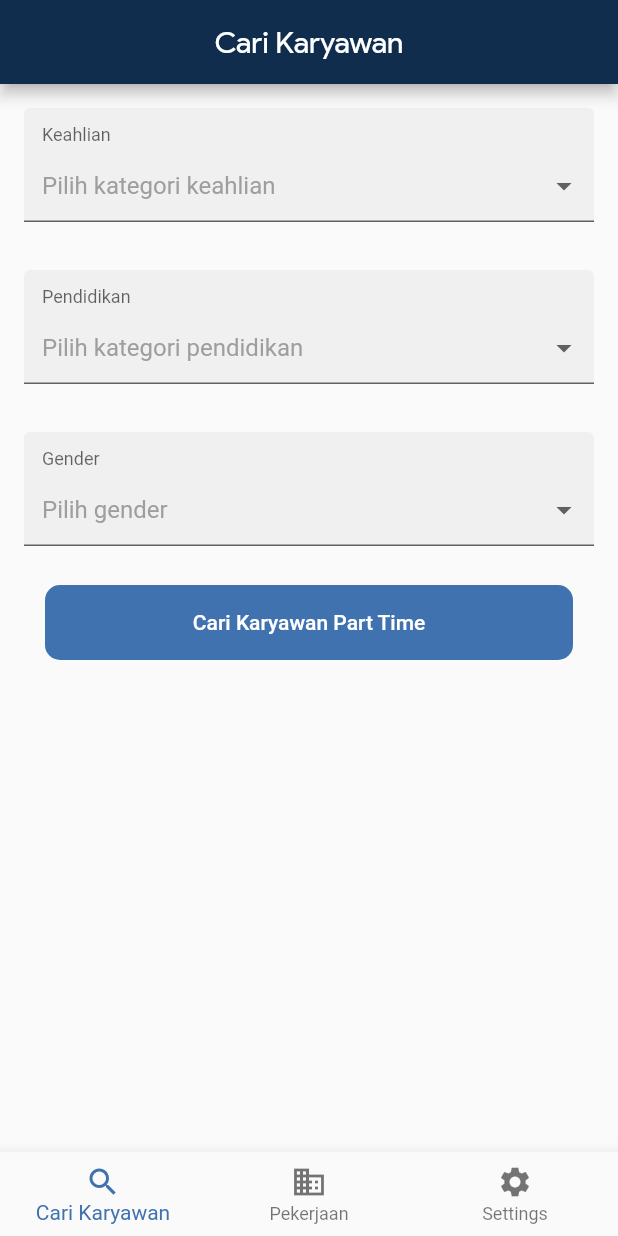
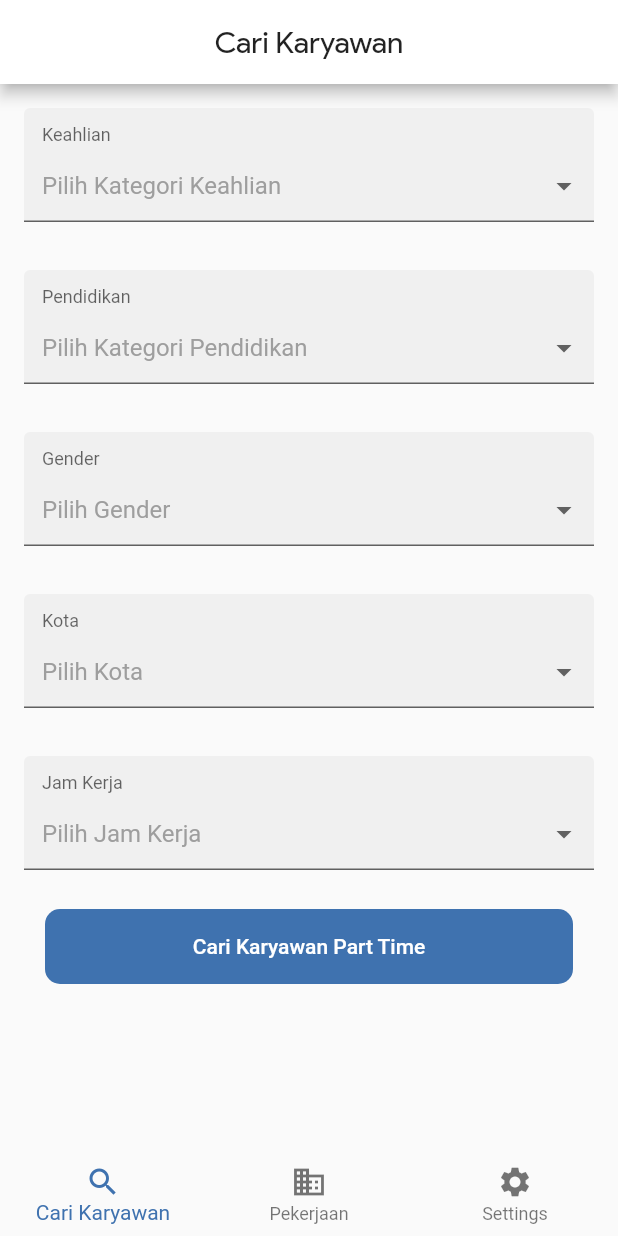
Before and after one commit to nurrehmet/Haver-Jobs, a Flutter app: the EmployeeSeekerScreen screen opened directly, on a phone screen of 412 x 824 dp. Run offline on Flutter 3.47's test engine with Material 2 defaults, Android fonts, the phone set to English and light mode, and no system bars; drawn by our look-alikes of dropdown_formfield; our stand-ins replace chips_choice, cloud_firestore, firebase_auth, fluttertoast, geolocator, google_maps_flutter and 3 more; missing offline and left inert: geoflutterfire, place_picker, solid_bottom_sheet; accounts and stored records are empty.

Commit message:
Update Source List Data

```diff
--- a/lib/components/maps_view.dart
+++ b/lib/components/maps_view.dart
@@ -129,7 +129,7 @@ class MapsViewState extends State<MapsView> {
                           Slider(
                             min: 1,
                             max: 15,
-                            divisions: 4,
+                            divisions: 5,
                             value: _value,
                             label: _label,
                             activeColor: Hexcolor('#3f72af'),
--- a/lib/components/setting_screen.dart
+++ b/lib/components/setting_screen.dart
@@ -40,6 +40,7 @@ class _SettingScreenState extends State<SettingScreen> {
 
   profileBuilder(DocumentSnapshot snapshot) {
     return Scaffold(
+    backgroundColor: Colors.green,
     appBar: AppBar(
       automaticallyImplyLeading: false,
       title: Text('Settings',style: TextStyle(fontFamily: 'Product Sans')),
--- a/lib/main.dart
+++ b/lib/main.dart
@@ -43,7 +43,7 @@ class _MyAppState extends State<MyApp> {
       ],
       child: MaterialApp(
         theme: ThemeData(
-          primaryColor: Hexcolor('#112d4e'),
+          primaryColor: Colors.white,
         ),
         debugShowCheckedModeBanner: false,
         title: 'Haver Jobs',
--- /dev/null
+++ b/lib/models/list_data.dart
@@ -0,0 +1,150 @@
+class ListKeahlian {
+  List<Map<String, String>> keahlian;
+
+  getList() {
+    keahlian = [
+      {
+        "display": "Programmer",
+        "value": "Programmer",
+      },
+      {
+        "display": "Barista",
+        "value": "Barista",
+      },
+      {
+        "display": "Penulis Lepas",
+        "value": "Penulis Lepas",
+      },
+      {
+        "display": "Guru Les Privat",
+        "value": "Guru Les Privat",
+      },
+      {
+        "display": "Desainer Grafis",
+        "value": "Desainer Grafis",
+      },
+      {
+        "display": "Waiter",
+        "value": "Waiter",
+      },
+      {
+        "display": "Penyiar Radio",
+        "value": "Penyiar Radio",
+      },
+      {
+        "display": "Lainnya",
+        "value": "Lainnya",
+      },
+    ];
+    return keahlian;
+  }
+}
+
+class ListGender{
+  List<Map<String, String>> gender;
+  getList(){
+    gender = [
+    {
+      "display": "Laki-Laki",
+      "value": "Laki-Laki",
+    },
+    {
+      "display": "Perempuan",
+      "value": "Perempuan",
+    },
+  ];
+  return gender;
+  }
+}
+
+class ListPendidikan{
+  List<Map<String, String>> pendidikan;
+  getList(){
+    pendidikan = [
+    {
+      "display": "SMA",
+      "value": "SMA",
+    },
+    {
+      "display": "D3",
+      "value": "D3",
+    },
+    {
+      "display": "S1",
+      "value": "S1",
+    }
+  ];
+  return pendidikan;
+  }
+}
+
+class ListJamKerja{
+  List<Map<String, String>> jamKerja;
+  getList(){
+    jamKerja = [
+    {
+      "display": "08:00 - 12:00",
+      "value": "08:00 - 12:00",
+    },
+    {
+      "display": "12:00 - 18:00",
+      "value": "12:00 - 18:00",
+    },
+    {
+      "display": "18:00 - 00:00",
+      "value": "18:00 - 00:00",
+    }
+  ];
+  return jamKerja;
+  }
+}
+
+class ListKota{
+  List<Map<String, String>> kota;
+  getList(){
+    kota = [
+    {
+      "display": "Bandung",
+      "value": "Bandung",
+    },
+    {
+      "display": "Jakarta",
+      "value": "Jakarta",
+    },
+    {
+      "display": "Karawang",
+      "value": "Karawang",
+    }
+  ];
+  return kota;
+  }
+}
+
+class ListKategoriPerusahaan{
+  List<Map<String, String>> kategoriPerusahaan;
+  getList(){
+    kategoriPerusahaan = [
+    {
+      "display": "Teknologi Informasi",
+      "value": "Teknologi Informasi",
+    },
+    {
+      "display": "Layanan Jasa",
+      "value": "Layanan Jasa",
+    },
+    {
+      "display": "Otomotif",
+      "value": "Otomotif",
+    },
+    {
+      "display": "Makanan",
+      "value": "Makanan",
+    },
+    {
+      "display": "Lainnya",
+      "value": "Lainnya",
+    }
+  ];
+  return kategoriPerusahaan;
+  }
+}
--- a/lib/screens/employee_seeker_screen.dart
+++ b/lib/screens/employee_seeker_screen.dart
@@ -39,6 +39,7 @@ class _EmployeeSeekerScreenState extends State<EmployeeSeekerScreen> {
     return Scaffold(
       body: _widgetOptions.elementAt(_selectedIndex),
       bottomNavigationBar: BottomNavigationBar(
+        elevation: 0,
         items: const <BottomNavigationBarItem>[
           BottomNavigationBarItem(
             icon: Icon(Icons.search),
--- a/lib/screens/find_employee_screen.dart
+++ b/lib/screens/find_employee_screen.dart
@@ -4,6 +4,7 @@ import 'package:geolocator/geolocator.dart';
 import 'package:haverjob/components/maps_view.dart';
 import 'package:haverjob/components/widgets.dart';
 import 'package:dropdown_formfield/dropdown_formfield.dart';
+import 'package:haverjob/models/list_data.dart';
 import 'package:hexcolor/hexcolor.dart';
 import 'package:google_maps_flutter/google_maps_flutter.dart';
 
@@ -15,60 +16,9 @@ class FindEmployeeScreen extends StatefulWidget {
 }
 
 class _FindEmployeeScreenState extends State<FindEmployeeScreen> {
-  String _keahlian, _pendidikan, _gender;
+  String _keahlian, _pendidikan, _gender, _kota, _jamKerja;
   String _myActivityResult;
   double _lat,_long;
-  List _listKeahlian = [
-    {
-      "display": "Barista",
-      "value": "Barista",
-    },
-    {
-      "display": "Programmer",
-      "value": "Programmer",
-    },
-    {
-      "display": "Waiter",
-      "value": "Waiter",
-    },
-    {
-      "display": "Penyiar Radio",
-      "value": "Penyiar Radio",
-    },
-    {
-      "display": "Guru Les Privat",
-      "value": "Guru Les Privat",
-    },
-    {
-      "display": "Penulis Lepas",
-      "value": "Penulis Lepas",
-    },
-  ];
-  List _listPendidikan = [
-    {
-      "display": "SMA",
-      "value": "SMA",
-    },
-    {
-      "display": "D3",
-      "value": "D3",
-    },
-    {
-      "display": "S1",
-      "value": "S1",
-    }
-  ];
-  List _listGender = [
-    {
-      "display": "Laki-Laki",
-      "value": "Laki-Laki",
-    },
-    {
-      "display": "Perempuan",
-      "value": "Perempuan",
-    },
-  ];
-  List _listQuery = [];
   final formKey = new GlobalKey<FormState>();
 
   @override
@@ -112,7 +62,7 @@ class _FindEmployeeScreenState extends State<FindEmployeeScreen> {
                   padding: EdgeInsets.all(16),
                   child: DropDownFormField(
                     titleText: 'Keahlian',
-                    hintText: 'Pilih kategori keahlian',
+                    hintText: 'Pilih Kategori Keahlian',
                     value: _keahlian,
                     onSaved: (value) {
                       setState(() {
@@ -130,7 +80,7 @@ class _FindEmployeeScreenState extends State<FindEmployeeScreen> {
                         _keahlian = value;
                       });
                     },
-                    dataSource: _listKeahlian,
+                    dataSource: ListKeahlian().getList(),
                     textField: 'display',
                     valueField: 'value',
                   ),
@@ -140,7 +90,7 @@ class _FindEmployeeScreenState extends State<FindEmployeeScreen> {
                 padding: EdgeInsets.all(16),
                 child: DropDownFormField(
                   titleText: 'Pendidikan',
-                  hintText: 'Pilih kategori pendidikan',
+                  hintText: 'Pilih Kategori Pendidikan',
                   value: _pendidikan,
                   onSaved: (value) {
                     setState(() {
@@ -152,7 +102,7 @@ class _FindEmployeeScreenState extends State<FindEmployeeScreen> {
                       _pendidikan = value;
                     });
                   },
-                  dataSource: _listPendidikan,
+                  dataSource: ListPendidikan().getList(),
                   textField: 'display',
                   valueField: 'value',
                 ),
@@ -161,7 +111,7 @@ class _FindEmployeeScreenState extends State<FindEmployeeScreen> {
                 padding: EdgeInsets.all(16),
                 child: DropDownFormField(
                   titleText: 'Gender',
-                  hintText: 'Pilih gender',
+                  hintText: 'Pilih Gender',
                   value: _gender,
                   onSaved: (value) {
                     setState(() {
@@ -171,10 +121,51 @@ class _FindEmployeeScreenState extends State<FindEmployeeScreen> {
                   onChanged: (value) {
                     setState(() {
                       _gender = value;
-                      _listQuery = [_gender,_keahlian,_pendidikan];
                     });
                   },
-                  dataSource: _listGender,
+                  dataSource: ListGender().getList(),
+                  textField: 'display',
+                  valueField: 'value',
+                ),
+              ),
+              Container(
+                padding: EdgeInsets.all(16),
+                child: DropDownFormField(
+                  titleText: 'Kota',
+                  hintText: 'Pilih Kota',
+                  value: _kota,
+                  onSaved: (value) {
+                    setState(() {
+                      _kota = value;
+                    });
+                  },
+                  onChanged: (value) {
+                    setState(() {
+                      _kota = value;
+                    });
+                  },
+                  dataSource: ListKota().getList(),
+                  textField: 'display',
+                  valueField: 'value',
+                ),
+              ),
+               Container(
+                padding: EdgeInsets.all(16),
+                child: DropDownFormField(
+                  titleText: 'Jam Kerja',
+                  hintText: 'Pilih Jam Kerja',
+                  value: _jamKerja,
+                  onSaved: (value) {
+                    setState(() {
+                      _jamKerja = value;
+                    });
+                  },
+                  onChanged: (value) {
+                    setState(() {
+                      _jamKerja = value;
+                    });
+                  },
+                  dataSource: ListJamKerja().getList(),
                   textField: 'display',
                   valueField: 'value',
                 ),
@@ -194,7 +185,6 @@ class _FindEmployeeScreenState extends State<FindEmployeeScreen> {
                           pendidikan: _pendidikan,
                           lat: _lat,
                           long: _long,
-                          listQuery: _listQuery,
                         ),
                       ),
                     );
@@ -215,6 +205,7 @@ class _FindEmployeeScreenState extends State<FindEmployeeScreen> {
       ),
     );
   }
+  //get user location
   Future<void> _getCurrentLocation() async {
     final Geolocator geolocator = Geolocator()..forceAndroidLocationManager;
     await geolocator
--- a/lib/screens/signup_screen.dart
+++ b/lib/screens/signup_screen.dart
@@ -5,6 +5,7 @@ import 'package:google_maps_flutter/google_maps_flutter.dart';
 import 'package:haverjob/components/widgets.dart';
 import 'package:haverjob/models/kategori_perusahaan.dart';
 import 'package:fluttertoast/fluttertoast.dart';
+import 'package:haverjob/models/list_data.dart';
 import 'package:hexcolor/hexcolor.dart';
 import 'package:intl/intl.dart';
 import 'package:place_picker/place_picker.dart';
@@ -28,90 +29,7 @@ class _SignUpScreenState extends State<SignUpScreen> {
   //data employee seeker
   String _nama, _email, _password, _alamat, _noHp, _kategoriPerusahaan;
   //data employee
-  String _gender, _pendidikan, _usia, _jamKerja;
-  List _listGender = [
-    {
-      "display": "Laki-Laki",
-      "value": "Laki-Laki",
-    },
-    {
-      "display": "Perempuan",
-      "value": "Perempuan",
-    },
-  ];
-
-  List _listPendidikan = [
-    {
-      "display": "SMA",
-      "value": "SMA",
-    },
-    {
-      "display": "D3",
-      "value": "D3",
-    },
-    {
-      "display": "S1",
-      "value": "S1",
-    }
-  ];
-
-  List _listKategoriPerusahaan = [
-    {
-      "display": "Teknologi Informasi",
-      "value": "Teknologi Informasi",
-    },
-    {
-      "display": "Layanan Jasa",
-      "value": "Layanan Jasa",
-    },
-    {
-      "display": "Otomotif",
-      "value": "Otomotif",
-    },
-    {
-      "display": "Makanan",
-      "value": "Makanan",
-    },
-    {
-      "display": "Lainnya",
-      "value": "Lainnya",
-    }
-  ];
-
-  List _listKota = [
-    {
-      "display": "Bandung",
-      "value": "Bandung",
-    },
-    {
-      "display": "Jakarta",
-      "value": "Jakarta",
-    },
-    {
-      "display": "Karawang",
-      "value": "Karawang",
-    }
-  ];
-
-  String _keahlian;
-  List<String> _listKeahlian = [
-    'Programmer',
-    'Barista',
-    'Penulis Lepas',
-    'Guru Les Privat',
-    'Desainer Grafis',
-    'Waiter',
-    'Penyiar Radio'
-  ];
-
-  List<String> _listJam = [
-    '08:00 - 12:00',
-    '12:00 - 18:00',
-    '18:00 - 00:00',
-  ];
-  List _listQueryEmployee = [];
-  List _listQueryEmployeeSeeker = [];
-  String _gaji;
+  String _gender, _pendidikan, _usia, _jamKerja, _keahlian,_gaji;
   //data lokasi
   double _lat, _long;
   bool showCircular = false;
@@ -138,24 +56,14 @@ class _SignUpScreenState extends State<SignUpScreen> {
       _long = result.latLng.longitude;
       _alamat = result.formattedAddress;
       myLocation = geo.point(latitude: _lat, longitude: _long);
-      _listQueryEmployee = [
-        {_gender, _keahlian, _pendidikan, _usia, _kota, _jamKerja, _keahlian}
-      ];
-      _listQueryEmployeeSeeker = [
-        {
-          _kategoriPerusahaan,
-          _kota,
-        }
-      ];
     });
-    print(_listQueryEmployeeSeeker);
   }
 
   @override
   Widget build(BuildContext context) {
     return MaterialApp(
       debugShowCheckedModeBanner: false,
-      theme: ThemeData(primaryColor: Hexcolor('#112d4e')),
+      theme: ThemeData(primaryColor: Colors.white),
       home: DefaultTabController(
         length: 2,
         child: Scaffold(
@@ -176,8 +84,6 @@ class _SignUpScreenState extends State<SignUpScreen> {
                     fontFamily: 'Product Sans',
                   )),
               bottom: TabBar(
-                indicatorColor: Colors.white,
-                labelColor: Colors.white,
                 tabs: <Widget>[
                   Tab(
                     icon: Icon(
@@ -266,7 +172,7 @@ class _SignUpScreenState extends State<SignUpScreen> {
                               _kategoriPerusahaan = value;
                             });
                           },
-                          dataSource: _listKategoriPerusahaan,
+                          dataSource: ListKategoriPerusahaan().getList(),
                           textField: 'display',
                           valueField: 'value',
                         ),
@@ -288,7 +194,7 @@ class _SignUpScreenState extends State<SignUpScreen> {
                               _kota = value;
                             });
                           },
-                          dataSource: _listKota,
+                          dataSource: ListKota().getList(),
                           textField: 'display',
                           valueField: 'value',
                         ),
@@ -342,7 +248,7 @@ class _SignUpScreenState extends State<SignUpScreen> {
           child: Column(
             children: <Widget>[
               new TextFields(
-                  labelText: 'Nama',
+                  labelText: 'Nama Lengkap',
                   iconData: Icons.person,
                   onSaved: (input) => _nama = input,
                   obscureText: false,
@@ -387,7 +293,7 @@ class _SignUpScreenState extends State<SignUpScreen> {
                       _gender = value;
                     });
                   },
-                  dataSource: _listGender,
+                  dataSource: ListGender().getList(),
                   textField: 'display',
                   valueField: 'value',
                 ),
@@ -408,7 +314,28 @@ class _SignUpScreenState extends State<SignUpScreen> {
                       _pendidikan = value;
                     });
                   },
-                  dataSource: _listPendidikan,
+                  dataSource: ListPendidikan().getList(),
+                  textField: 'display',
+                  valueField: 'value',
+                ),
+              ),
+              Container(
+                padding: EdgeInsets.symmetric(horizontal: 30.0, vertical: 10.0),
+                child: DropDownFormField(
+                  titleText: 'Kota',
+                  hintText: 'Pilih Kota',
+                  value: _kota,
+                  onSaved: (value) {
+                    setState(() {
+                      _kota = value;
+                    });
+                  },
+                  onChanged: (value) {
+                    setState(() {
+                      _kota = value;
+                    });
+                  },
+                  dataSource: ListKota().getList(),
                   textField: 'display',
                   valueField: 'value',
                 ),
@@ -430,63 +357,50 @@ class _SignUpScreenState extends State<SignUpScreen> {
                   ),
                 ),
               ),
-              Padding(
+              Container(
                 padding: EdgeInsets.symmetric(horizontal: 30.0, vertical: 10.0),
-                child: Column(
-                  children: <Widget>[
-                    Align(
-                      alignment: Alignment.topLeft,
-                      child: Text(
-                        'Jam Kerja',
-                        style: TextStyle(
-                            color: Colors.black54,
-                            fontSize: 16.0,
-                            fontFamily: 'Product Sans'),
-                      ),
-                    ),
-                    ChipsChoice<String>.single(
-                      value: _jamKerja,
-                      options: ChipsChoiceOption.listFrom<String, String>(
-                        source: _listJam,
-                        value: (i, v) => v,
-                        label: (i, v) => v,
-                      ),
-                      onChanged: (val) => setState(() => _jamKerja = val),
-                    ),
-                    Align(
-                      alignment: Alignment.topLeft,
-                      child: Text(
-                        'Keahlian',
-                        style: TextStyle(
-                            color: Colors.black54,
-                            fontSize: 16.0,
-                            fontFamily: 'Product Sans'),
-                      ),
-                    ),
-                    ChipsChoice<String>.single(
-                      value: _keahlian,
-                      options: ChipsChoiceOption.listFrom<String, String>(
-                        source: _listKeahlian,
-                        value: (i, v) => v,
-                        label: (i, v) => v,
-                      ),
-                      onChanged: (val) => setState(() => _keahlian = val),
-                    ),
-                    Align(
-                      alignment: Alignment.topLeft,
-                      child: Text(
-                        'Gaji per Jam (Jangan Menggunakan Titik / Koma)',
-                        style: TextStyle(
-                            color: Colors.black54,
-                            fontSize: 16.0,
-                            fontFamily: 'Product Sans'),
-                      ),
-                    ),
-                  ],
+                child: DropDownFormField(
+                  titleText: 'Jam Kerja',
+                  hintText: 'Pilih Jam Kerja Anda',
+                  value: _jamKerja,
+                  onSaved: (value) {
+                    setState(() {
+                      _jamKerja = value;
+                    });
+                  },
+                  onChanged: (value) {
+                    setState(() {
+                      _jamKerja = value;
+                    });
+                  },
+                  dataSource: ListJamKerja().getList(),
+                  textField: 'display',
+                  valueField: 'value',
+                ),
+              ),
+              Container(
+                padding: EdgeInsets.symmetric(horizontal: 30.0, vertical: 10.0),
+                child: DropDownFormField(
+                  titleText: 'Keahlian',
+                  hintText: 'Pilih Keahlian Anda',
+                  value: _keahlian,
+                  onSaved: (value) {
+                    setState(() {
+                      _keahlian = value;
+                    });
+                  },
+                  onChanged: (value) {
+                    setState(() {
+                      _keahlian = value;
+                    });
+                  },
+                  dataSource: ListKeahlian().getList(),
+                  textField: 'display',
+                  valueField: 'value',
                 ),
               ),
               new TextFields(
-                  labelText: 'Gaji per Jam',
+                  labelText: 'Gaji per Jam (Tanpa Koma/Titik)',
                   iconData: Icons.attach_money,
                   onSaved: (input) => _gaji = input,
                   obscureText: false,
@@ -625,7 +539,6 @@ class _SignUpScreenState extends State<SignUpScreen> {
       'latitude': _lat,
       'longitude': _long,
       'position': myLocation.data,
-      'query': _listQueryEmployeeSeeker.toString()
     });
     _firestore.collection('users').document(userId).setData(
       {
```
